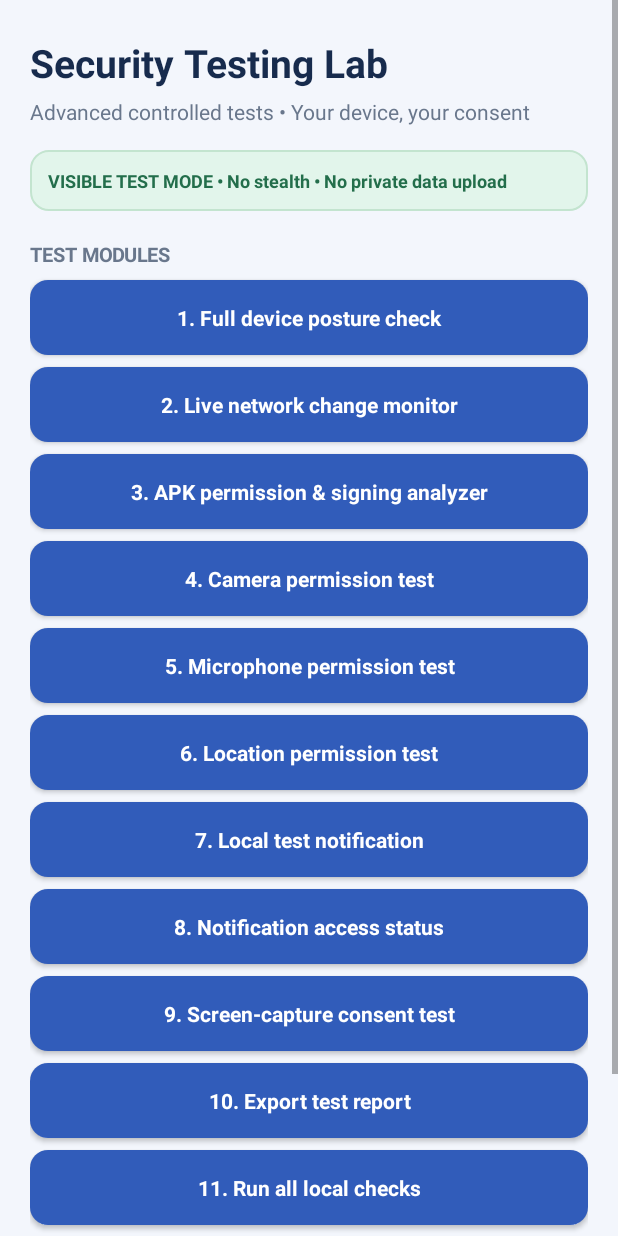
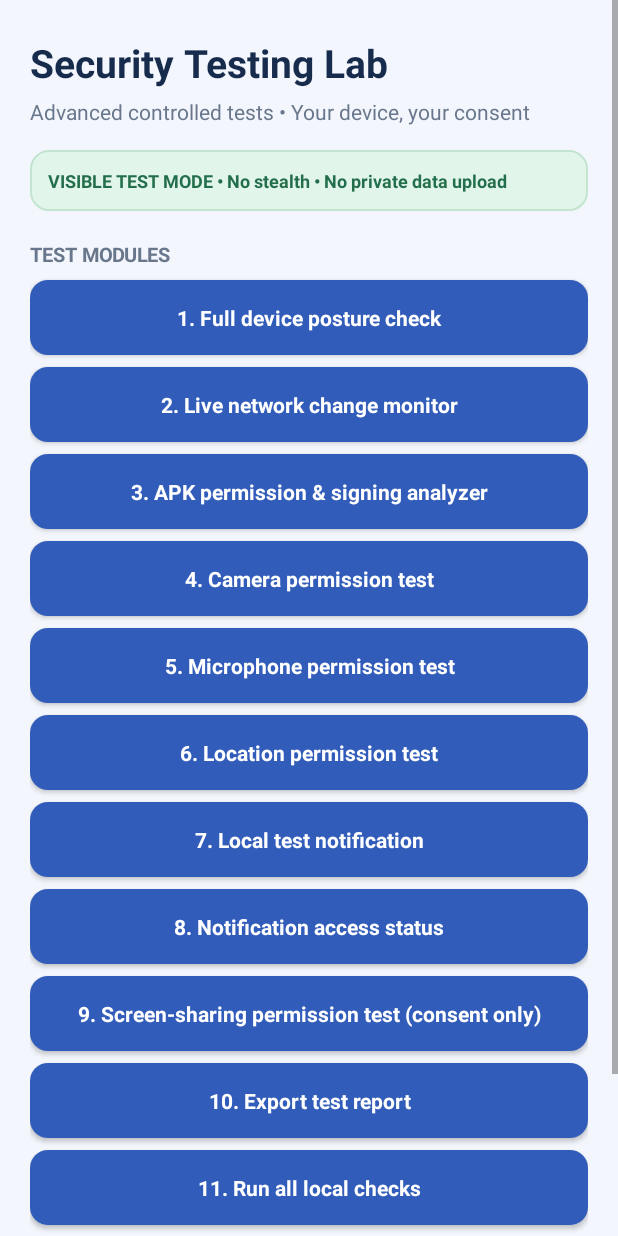
Before and after one commit to Sachinrajpooot/Reimbursement-Claim, an Android app: the LabActivity screen opened directly, with no data from a screen before it, on a phone screen of 412 x 824 dp. Run offline under Robolectric (Android 15) with nearby library versions, the phone set to English and light mode, and no system bars.

Commit message:
Restore Reimbursement Claim security lab branding: app/src/main/java/com/reimbursement/claim/LabActivity.java

```diff
--- a/app/src/main/java/com/reimbursement/claim/LabActivity.java
+++ b/app/src/main/java/com/reimbursement/claim/LabActivity.java
@@ -40,7 +40,7 @@ public class LabActivity extends Activity {
     private static final int REQ_CAMERA = 410, REQ_MIC = 411, REQ_LOCATION = 412, REQ_NOTIF = 413;
     private LinearLayout logBox;
     private LinearLayout buttonParent;
-    private final StringBuilder report = new StringBuilder("Medical Document Maker - Device Test Report\n");
+    private final StringBuilder report = new StringBuilder("Reimbursement Claim - Device Test Report\n");
     private ConnectivityManager.NetworkCallback networkCallback;
     private int dp(float v) { return (int)(v * getResources().getDisplayMetrics().density + 0.5f); }
 
@@ -90,7 +90,7 @@ public class LabActivity extends Activity {
         action("6. Location permission test",()->requestOne(Manifest.permission.ACCESS_FINE_LOCATION,REQ_LOCATION));
         action("7. Local test notification",this::testNotification);
         action("8. Notification access status",this::notificationAccessInfo);
-        action("9. Screen-capture consent test",this::screenConsentTest);
+        action("9. Screen-sharing permission test (consent only)",this::screenConsentTest);
         action("10. Export test report",this::exportReport);
         action("11. Run all local checks",this::runAll);
         TextView logTitle=label("TEST RESULTS",16,Color.rgb(23,43,77),true);
```
